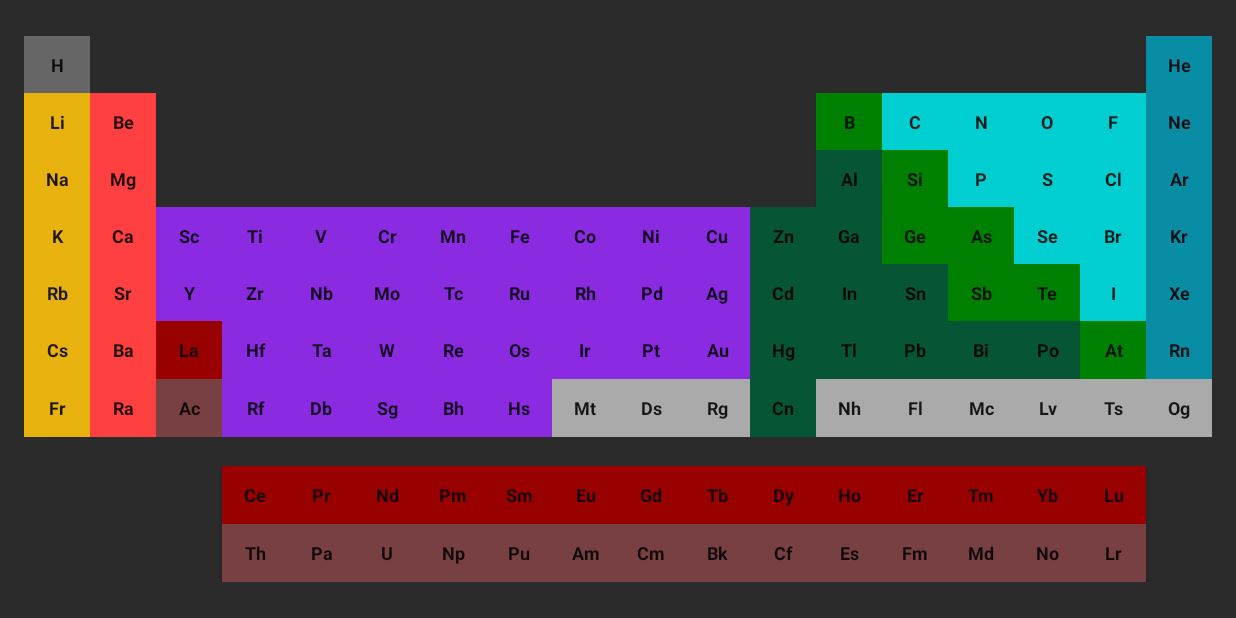
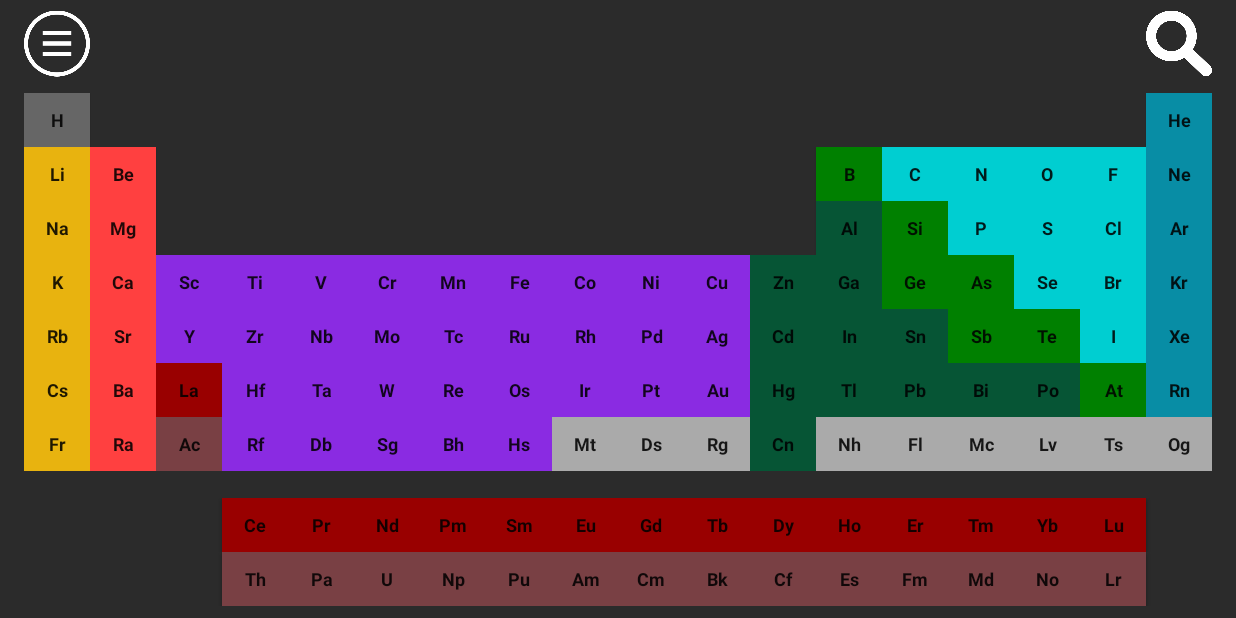
Before and after one commit to FinnWilkinson/EMAS-Periodic-Table-App, an Android app: the screen it shows after launch (MainActivity), on a phone screen of 824 x 412 dp (held sideways). Run offline under Robolectric (Android 15) with nearby library versions, the light colour scheme and no system bars.

Commit message:
Added non-functional menu and search icon

```diff
--- a/Test_Applications/PeriodicTableMain/app/src/main/res/layout/activity_main.xml
+++ b/Test_Applications/PeriodicTableMain/app/src/main/res/layout/activity_main.xml
@@ -8,21 +8,78 @@
     tools:context=".MainActivity"
     tools:layout_editor_absoluteY="73dp">
 
+    <android.support.constraint.ConstraintLayout
+        android:id="@+id/constraintLayout"
+        android:layout_width="match_parent"
+        android:layout_height="50dp"
+        android:layout_marginStart="16dp"
+        android:layout_marginTop="4dp"
+        android:layout_marginEnd="16dp"
+        app:layout_constraintBottom_toTopOf="@+id/linearLayout6"
+        app:layout_constraintEnd_toEndOf="parent"
+        app:layout_constraintHorizontal_bias="1.0"
+        app:layout_constraintStart_toStartOf="parent"
+        app:layout_constraintTop_toTopOf="parent">
+
+        <android.support.constraint.Guideline
+            android:id="@+id/guideline119"
+            android:layout_width="wrap_content"
+            android:layout_height="wrap_content"
+            android:orientation="vertical"
+            app:layout_constraintGuide_percent="0.05555555555555555555555555555556" />
+
+        <ImageButton
+            android:id="@+id/imageButton5"
+            android:layout_width="0dp"
+            android:layout_height="0dp"
+            android:adjustViewBounds="true"
+            android:background="@color/testgrey"
+            android:contentDescription="Menu icon"
+            android:scaleType="fitCenter"
+            app:layout_constraintBottom_toBottomOf="parent"
+            app:layout_constraintEnd_toStartOf="@+id/guideline119"
+            app:layout_constraintStart_toStartOf="parent"
+            app:layout_constraintTop_toTopOf="parent"
+            app:srcCompat="@drawable/menu" />
+
+        <android.support.constraint.Guideline
+            android:id="@+id/guideline120"
+            android:layout_width="wrap_content"
+            android:layout_height="wrap_content"
+            android:orientation="vertical"
+            app:layout_constraintGuide_percent="0.94444444444444444444444444444444" />
+
+        <ImageButton
+            android:id="@+id/imageButton6"
+            android:layout_width="0dp"
+            android:layout_height="0dp"
+            android:adjustViewBounds="true"
+            android:background="@color/testgrey"
+            android:contentDescription="Search icon"
+            android:scaleType="fitCenter"
+            app:layout_constraintBottom_toBottomOf="parent"
+            app:layout_constraintEnd_toEndOf="parent"
+            app:layout_constraintStart_toStartOf="@+id/guideline120"
+            app:layout_constraintTop_toTopOf="parent"
+            app:srcCompat="@drawable/search" />
+
+    </android.support.constraint.ConstraintLayout>
+
     <LinearLayout
+        android:id="@+id/linearLayout6"
         android:layout_width="0dp"
         android:layout_height="0dp"
         android:layout_marginStart="16dp"
-        android:layout_marginTop="24dp"
+        android:layout_marginTop="8dp"
         android:layout_marginEnd="16dp"
-        android:layout_marginBottom="24dp"
+        android:layout_marginBottom="8dp"
         android:orientation="vertical"
         android:weightSum="9.5"
         app:layout_constraintBottom_toBottomOf="parent"
         app:layout_constraintEnd_toEndOf="parent"
         app:layout_constraintHorizontal_bias="0.0"
         app:layout_constraintStart_toStartOf="parent"
-        app:layout_constraintTop_toTopOf="parent"
-        app:layout_constraintVertical_bias="0.0">
+        app:layout_constraintTop_toBottomOf="@+id/constraintLayout">
 
         <android.support.constraint.ConstraintLayout
             android:layout_width="match_parent"
```
Also changed, not shown: Test_Applications/PeriodicTableMain/app/src/main/res/drawable/menu.png (added), Test_Applications/PeriodicTableMain/app/src/main/res/drawable/search.png (added).
